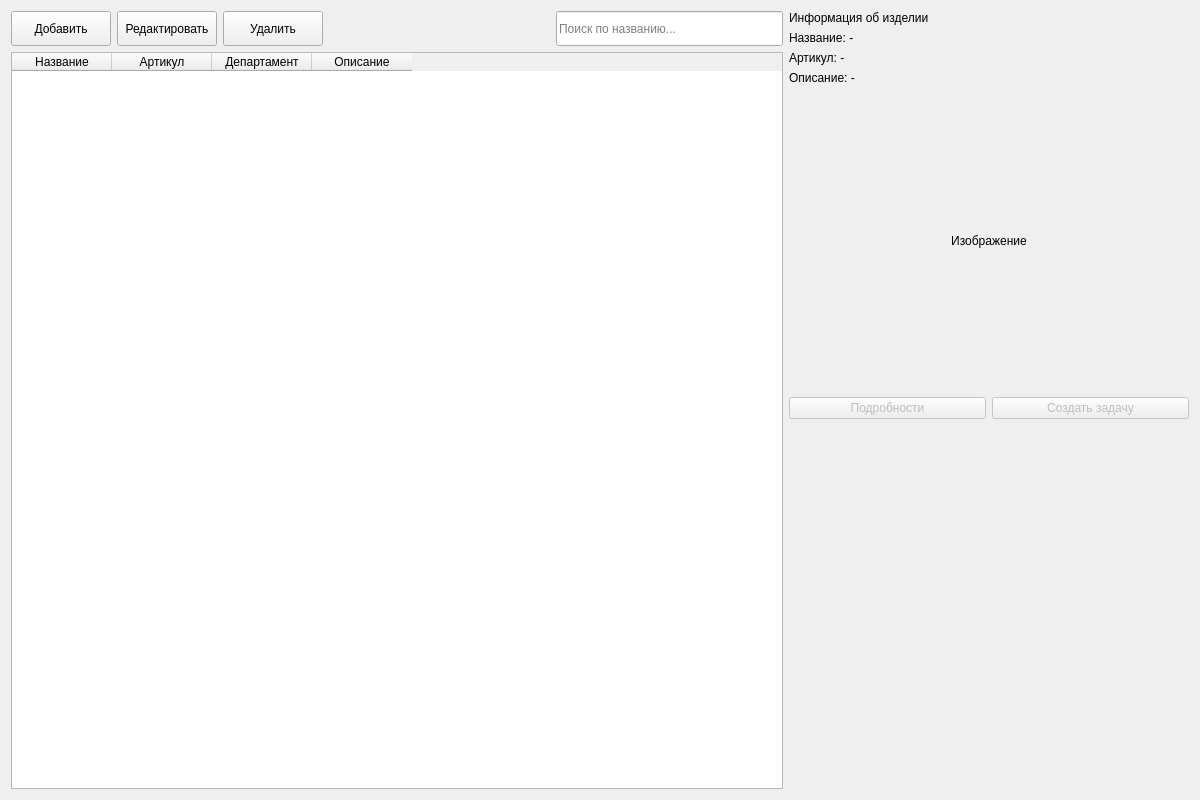
Old version of the form src/client/ui/window_products.ui in the repository formemu/aditim-monitor.
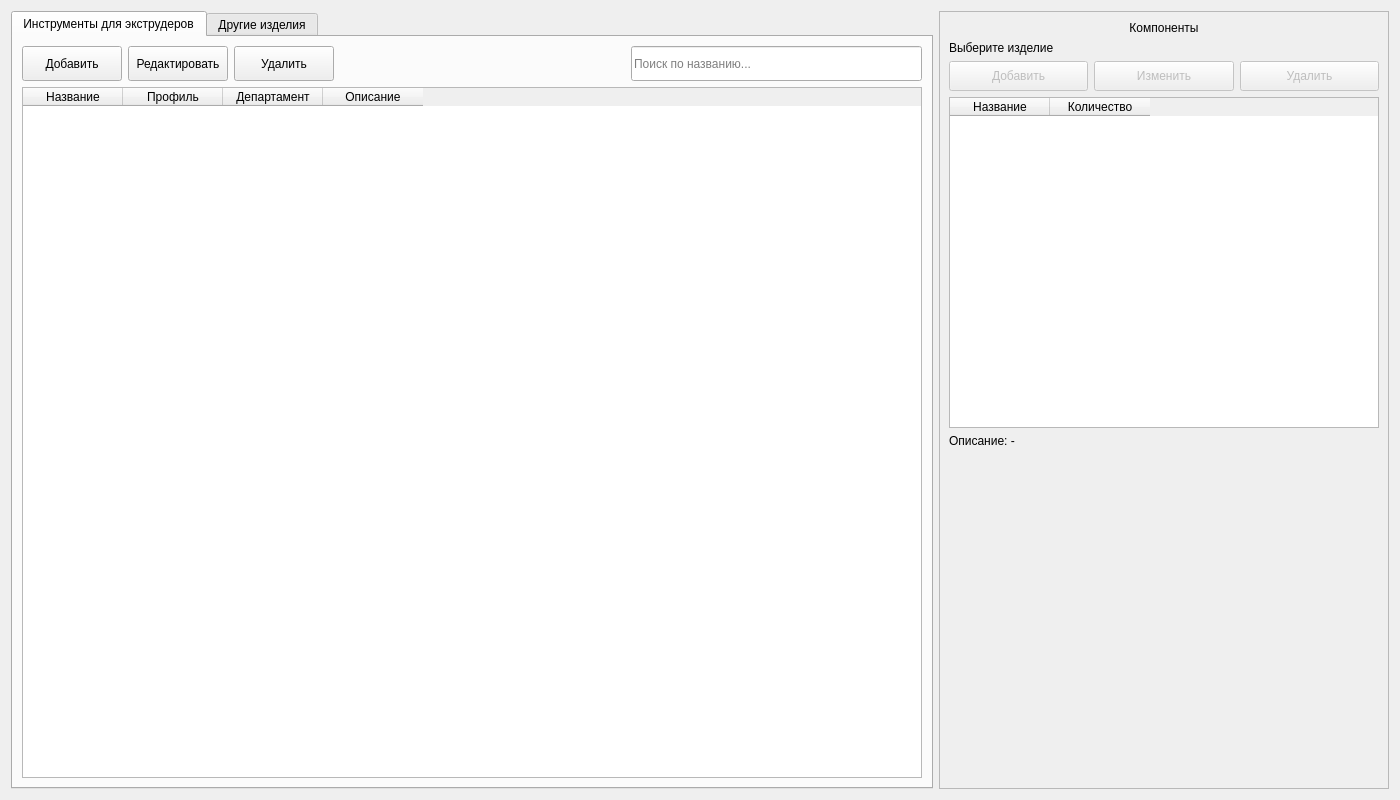
New version of the form.

```diff
--- a/src/client/ui/window_products.ui
+++ b/src/client/ui/window_products.ui
@@ -6,15 +6,129 @@
    <rect>
     <x>0</x>
     <y>0</y>
-    <width>1200</width>
+    <width>1400</width>
     <height>800</height>
    </rect>
   </property>
   <layout class="QHBoxLayout" name="horizontalLayout_main">
    <item>
-    <layout class="QVBoxLayout" name="verticalLayout_left">
+    <widget class="QTabWidget" name="tabWidget_products">
+     <property name="currentIndex">
+      <number>0</number>
+     </property>
+     <widget class="QWidget" name="tab_profile_tools">
+      <attribute name="title">
+       <string>Инструменты для экструдеров</string>
+      </attribute>
+      <layout class="QVBoxLayout" name="verticalLayout_profile_tools">
      <item>
-      <layout class="QHBoxLayout" name="horizontalLayout_toolbar">
+        <layout class="QHBoxLayout" name="horizontalLayout_toolbar_profile_tools">
+         <item>
+          <widget class="QPushButton" name="pushButton_profile_tool_add">
+           <property name="minimumSize">
+            <size>
+             <width>100</width>
+             <height>35</height>
+            </size>
+           </property>
+           <property name="text">
+            <string>Добавить</string>
+           </property>
+          </widget>
+         </item>
+         <item>
+          <widget class="QPushButton" name="pushButton_profile_tool_edit">
+           <property name="minimumSize">
+            <size>
+             <width>100</width>
+             <height>35</height>
+            </size>
+           </property>
+           <property name="text">
+            <string>Редактировать</string>
+           </property>
+          </widget>
+         </item>
+         <item>
+          <widget class="QPushButton" name="pushButton_profile_tool_delete">
+           <property name="minimumSize">
+            <size>
+             <width>100</width>
+             <height>35</height>
+            </size>
+           </property>
+           <property name="text">
+            <string>Удалить</string>
+           </property>
+          </widget>
+         </item>
+         <item>
+          <spacer name="horizontalSpacer_profile_tools">
+           <property name="orientation">
+            <enum>Qt::Horizontal</enum>
+           </property>
+           <property name="sizeHint" stdset="0">
+            <size>
+             <width>40</width>
+             <height>20</height>
+            </size>
+           </property>
+          </spacer>
+         </item>
+         <item>
+          <widget class="QLineEdit" name="lineEdit_search_profile_tools">
+           <property name="minimumSize">
+            <size>
+             <width>200</width>
+             <height>35</height>
+            </size>
+           </property>
+           <property name="placeholderText">
+            <string>Поиск по названию...</string>
+           </property>
+          </widget>
+         </item>
+        </layout>
+       </item>
+       <item>
+        <widget class="QTableWidget" name="tableWidget_profile_tools">
+         <property name="alternatingRowColors">
+          <bool>true</bool>
+         </property>
+         <property name="sortingEnabled">
+          <bool>true</bool>
+         </property>
+         <column>
+          <property name="text">
+           <string>Название</string>
+          </property>
+         </column>
+         <column>
+          <property name="text">
+           <string>Профиль</string>
+          </property>
+         </column>
+         <column>
+          <property name="text">
+           <string>Департамент</string>
+          </property>
+         </column>
+         <column>
+          <property name="text">
+           <string>Описание</string>
+          </property>
+         </column>
+        </widget>
+       </item>
+      </layout>
+     </widget>
+     <widget class="QWidget" name="tab_products">
+      <attribute name="title">
+       <string>Другие изделия</string>
+      </attribute>
+      <layout class="QVBoxLayout" name="verticalLayout_products">
+       <item>
+        <layout class="QHBoxLayout" name="horizontalLayout_toolbar_products">
        <item>
         <widget class="QPushButton" name="pushButton_product_add">
          <property name="minimumSize">
@@ -55,7 +169,7 @@
         </widget>
        </item>
        <item>
-        <spacer name="horizontalSpacer_toolbar">
+          <spacer name="horizontalSpacer_products">
          <property name="orientation">
           <enum>Qt::Orientation::Horizontal</enum>
          </property>
@@ -68,7 +182,7 @@
         </spacer>
        </item>
        <item>
-        <widget class="QLineEdit" name="lineEdit_search">
+          <widget class="QLineEdit" name="lineEdit_search_products">
          <property name="minimumSize">
           <size>
            <width>200</width>
@@ -84,122 +198,154 @@
      </item>
      <item>
       <widget class="QTableWidget" name="tableWidget_products">
+         <property name="alternatingRowColors">
+          <bool>true</bool>
+         </property>
+         <property name="sortingEnabled">
+          <bool>true</bool>
+         </property>
+         <column>
+          <property name="text">
+           <string>Название</string>
+          </property>
+         </column>
+         <column>
+          <property name="text">
+           <string>Департамент</string>
+          </property>
+         </column>
+         <column>
+          <property name="text">
+           <string>Описание</string>
+          </property>
+         </column>
+        </widget>
+       </item>
+      </layout>
+     </widget>
+    </widget>
+   </item>
+   <item>
+    <widget class="QFrame" name="frame_components">
        <property name="minimumSize">
         <size>
-         <width>700</width>
+       <width>450</width>
          <height>0</height>
         </size>
        </property>
-       <property name="alternatingRowColors">
-        <bool>true</bool>
-       </property>
-       <property name="selectionBehavior">
-        <enum>QAbstractItemView::SelectionBehavior::SelectRows</enum>
-       </property>
-       <property name="sortingEnabled">
-        <bool>true</bool>
-       </property>
-       <column>
-        <property name="text">
-         <string>Название</string>
-        </property>
-       </column>
-       <column>
-        <property name="text">
-         <string>Артикул</string>
-        </property>
-       </column>
-       <column>
-        <property name="text">
-         <string>Департамент</string>
-        </property>
-       </column>
-       <column>
-        <property name="text">
-         <string>Описание</string>
-        </property>
-       </column>
-      </widget>
-     </item>
-    </layout>
-   </item>
-   <item>
-    <layout class="QVBoxLayout" name="verticalLayout_right">
-     <property name="sizeConstraint">
-      <enum>QLayout::SizeConstraint::SetMinimumSize</enum>
-     </property>
-     <item>
-      <widget class="QLabel" name="label_preview_title">
-       <property name="text">
-        <string>Информация об изделии</string>
-       </property>
-      </widget>
-     </item>
-     <item>
-      <widget class="QLabel" name="label_product_name">
-       <property name="text">
-        <string>Название: -</string>
-       </property>
-      </widget>
-     </item>
-     <item>
-      <widget class="QLabel" name="label_product_article">
-       <property name="text">
-        <string>Артикул: -</string>
-       </property>
-      </widget>
-     </item>
-     <item>
-      <widget class="QLabel" name="label_product_description">
-       <property name="text">
-        <string>Описание: -</string>
-       </property>
-      </widget>
-     </item>
-     <item>
-      <widget class="QLabel" name="label_image">
-       <property name="minimumSize">
+     <property name="maximumSize">
         <size>
-         <width>400</width>
-         <height>300</height>
-        </size>
-       </property>
+       <width>450</width>
+       <height>16777215</height>
+      </size>
+     </property>
+     <property name="frameShape">
+      <enum>QFrame::StyledPanel</enum>
+     </property>
+     <layout class="QVBoxLayout" name="verticalLayout_components">
+      <item>
+       <widget class="QLabel" name="label_components_title">
        <property name="text">
-        <string>Изображение</string>
+         <string>Компоненты</string>
        </property>
        <property name="alignment">
-        <set>Qt::AlignmentFlag::AlignCenter</set>
+         <set>Qt::AlignCenter</set>
        </property>
       </widget>
      </item>
      <item>
-      <layout class="QHBoxLayout" name="horizontalLayout_actions">
+       <widget class="QLabel" name="label_selected_item">
+        <property name="text">
+         <string>Выберите изделие</string>
+        </property>
+        <property name="wordWrap">
+         <bool>true</bool>
+        </property>
+       </widget>
+      </item>
        <item>
-        <widget class="QPushButton" name="pushButton_view_details">
+       <layout class="QHBoxLayout" name="horizontalLayout_components_toolbar">
+        <item>
+         <widget class="QPushButton" name="pushButton_component_add">
          <property name="enabled">
           <bool>false</bool>
          </property>
+          <property name="minimumSize">
+           <size>
+            <width>80</width>
+            <height>30</height>
+           </size>
+          </property>
          <property name="text">
-          <string>Подробности</string>
+           <string>Добавить</string>
          </property>
         </widget>
        </item>
        <item>
-        <widget class="QPushButton" name="pushButton_create_task">
+         <widget class="QPushButton" name="pushButton_component_edit">
          <property name="enabled">
           <bool>false</bool>
          </property>
+          <property name="minimumSize">
+           <size>
+            <width>80</width>
+            <height>30</height>
+           </size>
+          </property>
          <property name="text">
-          <string>Создать задачу</string>
+           <string>Изменить</string>
+          </property>
+         </widget>
+        </item>
+        <item>
+         <widget class="QPushButton" name="pushButton_component_delete">
+          <property name="enabled">
+           <bool>false</bool>
+          </property>
+          <property name="minimumSize">
+           <size>
+            <width>80</width>
+            <height>30</height>
+           </size>
+          </property>
+          <property name="text">
+           <string>Удалить</string>
          </property>
         </widget>
        </item>
       </layout>
      </item>
      <item>
-      <spacer name="verticalSpacer_bottom">
+       <widget class="QTableWidget" name="tableWidget_components">
+        <property name="alternatingRowColors">
+         <bool>true</bool>
+        </property>
+        <column>
+         <property name="text">
+          <string>Название</string>
+         </property>
+        </column>
+        <column>
+         <property name="text">
+          <string>Количество</string>
+         </property>
+        </column>
+       </widget>
+      </item>
+      <item>
+       <widget class="QLabel" name="label_component_description">
+        <property name="text">
+         <string>Описание: -</string>
+        </property>
+        <property name="wordWrap">
+         <bool>true</bool>
+        </property>
+       </widget>
+      </item>
+      <item>
+       <spacer name="verticalSpacer_components">
        <property name="orientation">
-        <enum>Qt::Orientation::Vertical</enum>
+         <enum>Qt::Vertical</enum>
        </property>
        <property name="sizeHint" stdset="0">
         <size>
@@ -210,6 +356,7 @@
       </spacer>
      </item>
     </layout>
+    </widget>
    </item>
   </layout>
  </widget>
```
Left out of the diff: 2 changed lines with no effect on the pictures. Lines whose indentation alone changed are shown as unchanged.
